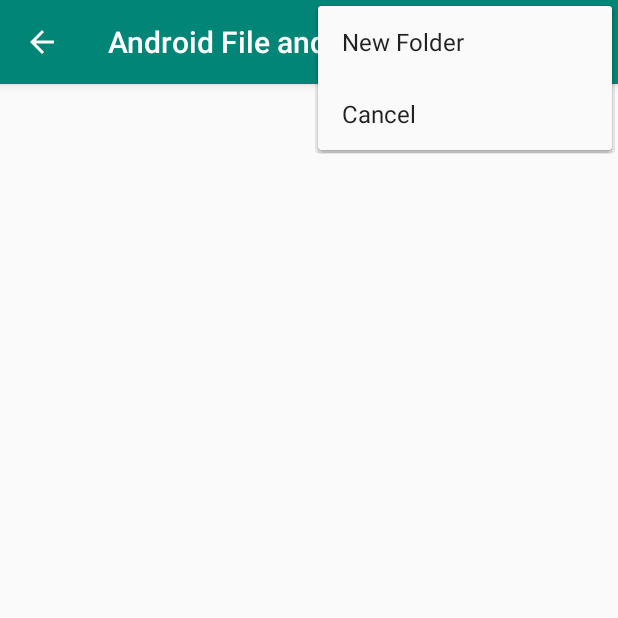
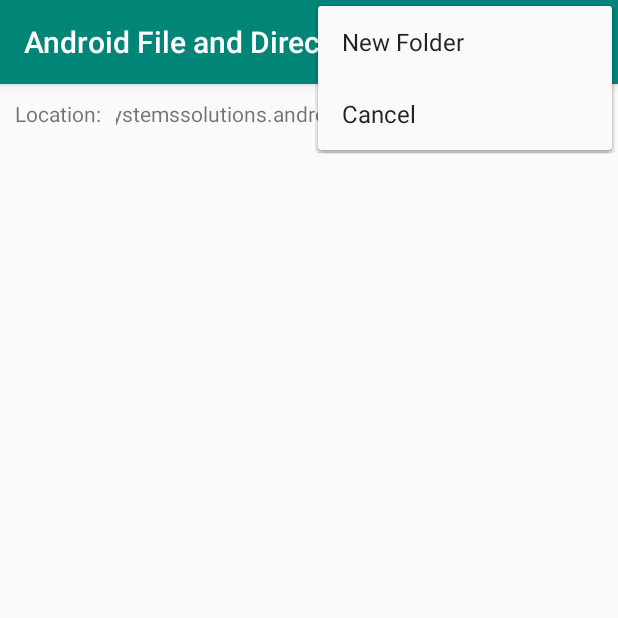
Before and after one commit to brunowagner/Android-File-and-Directory-Picker-Library, an Android app: the CustomFileExplorerActivity screen opened directly, with no data from a screen before it, with the options menu open, on a phone screen of 412 x 824 dp, the top half of it. Run offline under Robolectric (Android 15) with nearby library versions, the phone set to English and light mode, and no system bars.

Commit message:
Defined subtilte how current path.

```diff
--- a/androidfileanddirectorypickerlibrary/src/main/java/br/com/bwsystemssolutions/androidfileanddirectorypickerlibrary/CustomFileExplorerActivity.java
+++ b/androidfileanddirectorypickerlibrary/src/main/java/br/com/bwsystemssolutions/androidfileanddirectorypickerlibrary/CustomFileExplorerActivity.java
@@ -5,14 +5,21 @@ import android.support.v7.app.AppCompatActivity;
 import android.os.Bundle;
 import android.app.AlertDialog;
 import android.content.DialogInterface;
+import android.text.Editable;
 import android.text.InputType;
+import android.text.TextWatcher;
+import android.text.method.ScrollingMovementMethod;
 import android.util.Log;
+import android.view.KeyEvent;
 import android.view.Menu;
 import android.view.MenuItem;
 import android.view.View;
 import android.widget.AdapterView;
 import android.widget.EditText;
+import android.widget.HorizontalScrollView;
 import android.widget.ListView;
+import android.widget.ScrollView;
+import android.widget.TextView;
 import android.widget.Toast;
 
 import java.io.File;
@@ -59,6 +66,9 @@ public class CustomFileExplorerActivity extends AppCompatActivity {
     private String m_newFolderButtonTitle = "New Folder";
     private String m_cancelButtonTitle = "Cancel";
     private String m_inputNewFolderTitle = "New folder name:";
+    private TextView m_curDirTextView;
+    //private HorizontalScrollView titleScroll;
+
 
     @Override
     protected void onCreate(Bundle savedInstanceState) {
@@ -66,10 +76,20 @@ public class CustomFileExplorerActivity extends AppCompatActivity {
         setContentView(R.layout.list_row);
 
         m_RootList = findViewById(R.id.lv_lvListRoot);
+        m_curDirTextView = findViewById(R.id.tv_title);
+        m_curDirTextView.setVisibility(View.VISIBLE);
+
+        // this force scrollbar go to full right
+        m_curDirTextView.addOnLayoutChangeListener(new View.OnLayoutChangeListener() {
+            @Override
+            public void onLayoutChange(View v, int left, int top, int right, int bottom, int oldLeft, int oldTop, int oldRight, int oldBottom) {
+                ((HorizontalScrollView) v.getParent()).fullScroll(View.FOCUS_RIGHT);
+            }
+        });
 
         m_root = getExternalFilesDir(null).getAbsolutePath();
 
-        getSupportActionBar().setDisplayHomeAsUpEnabled(true);
+        //getSupportActionBar().setDisplayHomeAsUpEnabled(true);
 
         init();
     }
@@ -143,10 +163,12 @@ public class CustomFileExplorerActivity extends AppCompatActivity {
             m_item.add("../");
             m_path.add(m_file.getParent());
             m_isRoot=false;
+
         }
+        m_curDirTextView.setText(m_file.getAbsolutePath());
         m_curDir=p_rootPath;
+
         //sorting file list in alphabetical order
-
         if (m_filesArray != null) {
             Arrays.sort(m_filesArray);
 
@@ -176,6 +198,7 @@ public class CustomFileExplorerActivity extends AppCompatActivity {
     }
 
     private void configureAdapter (){
+
         m_listAdapter=new MyListAdapter(this,m_item,m_path,m_isRoot);
         if (m_itemBackgroundColor != 0 && m_selectedItemBackgroundColor != 0) m_listAdapter.setItemBackgroundColor(m_itemBackgroundColor, m_selectedItemBackgroundColor);
         m_RootList.setAdapter(m_listAdapter);
@@ -312,8 +335,6 @@ public class CustomFileExplorerActivity extends AppCompatActivity {
             setResult(RESULT_CANCELED,returnIntent);
             finish();
         }
-
-
         return super.onOptionsItemSelected(item);
     }
 }
--- a/androidfileanddirectorypickerlibrary/src/main/java/br/com/bwsystemssolutions/androidfileanddirectorypickerlibrary/PickerByDialog.java
+++ b/androidfileanddirectorypickerlibrary/src/main/java/br/com/bwsystemssolutions/androidfileanddirectorypickerlibrary/PickerByDialog.java
@@ -12,6 +12,7 @@ import android.view.Window;
 import android.widget.AdapterView;
 import android.widget.Button;
 import android.widget.EditText;
+import android.widget.HorizontalScrollView;
 import android.widget.ListView;
 import android.widget.TextView;
 import android.widget.Toast;
@@ -55,6 +56,7 @@ public class PickerByDialog implements DialogInterface.OnClickListener, DialogIn
     private String m_newFolderButtonTitle = "New Folder";
     private String m_cancelButtonTitle = "Cancel";
     private String m_inputNewFolderTitle = "New folder name:";
+    private TextView m_curDirTextView;
 
     public PickerByDialog(Context context, String root){
         mContext = context;
@@ -108,11 +110,23 @@ public class PickerByDialog implements DialogInterface.OnClickListener, DialogIn
 
         View view = inflater.inflate(R.layout.list_row, null);
 
-        if (m_subTilte.length()>0) {
-            TextView textView = view.findViewById(R.id.tv_title);
-            textView.setVisibility(View.VISIBLE);
-            textView.setText(m_subTilte);
-        }
+//        if (m_subTilte.length()>0) {
+//            TextView textView = view.findViewById(R.id.tv_title);
+//            textView.setVisibility(View.VISIBLE);
+//            textView.setText(m_subTilte);
+//        }
+
+        m_curDirTextView = view.findViewById(R.id.tv_title);
+        m_curDirTextView.setVisibility(View.VISIBLE);
+
+        // this force scrollbar go to full right
+        m_curDirTextView.addOnLayoutChangeListener(new View.OnLayoutChangeListener() {
+            @Override
+            public void onLayoutChange(View v, int left, int top, int right, int bottom, int oldLeft, int oldTop, int oldRight, int oldBottom) {
+                ((HorizontalScrollView) v.getParent()).fullScroll(View.FOCUS_RIGHT);
+            }
+        });
+
 
         m_listAdapter=new MyListAdapter(mContext,m_item,m_path, m_isRoot);
 
@@ -149,9 +163,11 @@ public class PickerByDialog implements DialogInterface.OnClickListener, DialogIn
             m_path.add(m_file.getParent());
             m_isRoot=false;
         }
+        m_curDirTextView.setText(m_file.getAbsolutePath());
+
         m_curDir=p_rootPath;
+
         //sorting file list in alphabetical order
-
         if (m_filesArray != null) {
             Arrays.sort(m_filesArray);
 
@@ -214,7 +230,7 @@ public class PickerByDialog implements DialogInterface.OnClickListener, DialogIn
 
         int pressedButtom = which;
 
-        switch (pressedButtom){
+        switch (pressedButtom) {
             case DialogInterface.BUTTON_POSITIVE:
                 select();
                 dialog.cancel();
@@ -225,13 +241,9 @@ public class PickerByDialog implements DialogInterface.OnClickListener, DialogIn
                 cancel();
                 dialog.cancel();
                 dialog.dismiss();
-//                break;
-//
-//            case DialogInterface.BUTTON_NEUTRAL:
-//                newFolder();
-//                dialog.dismiss();
+
+            default:break;
         }
-        Log.d("bwvm", "onClick:  final do on click");
     }
 
     private void select(){
--- a/androidfileanddirectorypickerlibrary/src/main/res/layout/list_row.xml
+++ b/androidfileanddirectorypickerlibrary/src/main/res/layout/list_row.xml
@@ -4,13 +4,46 @@
     android:layout_height="match_parent"
     android:orientation="vertical">
 
-    <TextView
-        android:id="@+id/tv_title"
+    <LinearLayout
         android:layout_width="match_parent"
-        android:layout_height="40dp"
-        android:padding="10sp"
-        android:text="teste"
-        android:visibility="gone"/>
+        android:layout_height="wrap_content"
+        android:orientation="horizontal"
+>
+
+        <TextView
+            android:layout_width="wrap_content"
+            android:layout_height="wrap_content"
+            android:layout_marginLeft="10sp"
+            android:paddingTop="10sp"
+            android:paddingBottom="10sp"
+            android:text="Location:"/>
+
+        <HorizontalScrollView
+            android:id="@+id/tv_title_scroll"
+            android:layout_width="match_parent"
+            android:layout_height="wrap_content"
+            android:layout_marginRight="10sp"
+            android:layout_marginLeft="10sp"
+
+            >
+
+            <TextView
+                android:id="@+id/tv_title"
+                android:layout_width="wrap_content"
+                android:layout_height="wrap_content"
+                android:paddingTop="10sp"
+                android:paddingBottom="10sp"
+                android:paddingLeft="5sp"
+                android:text="jskj Hkjsd kjshd ksjhd "
+                android:visibility="visible"
+                />
+        </HorizontalScrollView>
+
+    </LinearLayout>
+
+
+
+
 
         <ListView
             android:layout_marginTop="10sp"
```
